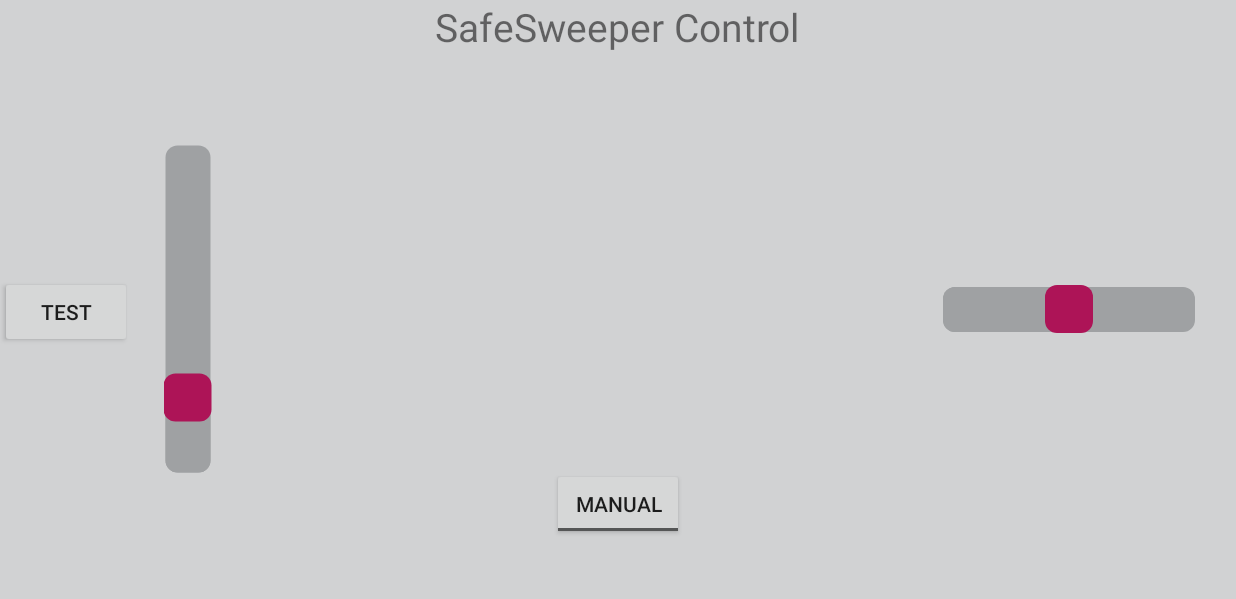
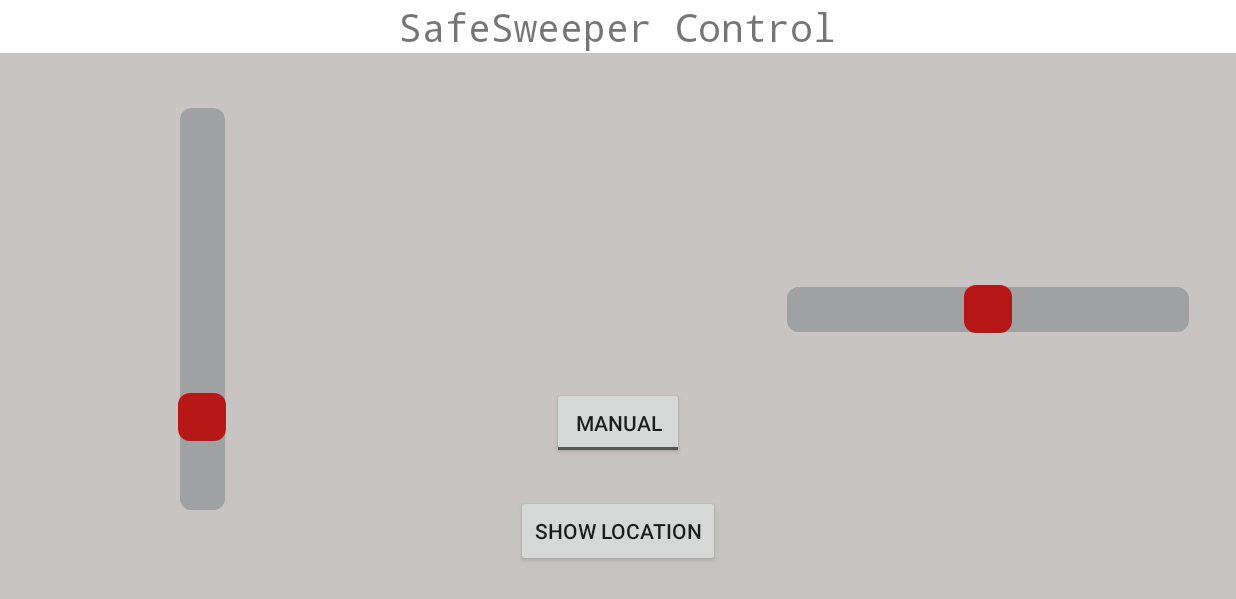
Before and after one commit to DIT112-V19/group-02, an Android app: the MainActivity screen opened directly, with no data from a screen before it, on a phone screen of 824 x 412 dp (held sideways). Shown: the top 599 px of the screen. Run offline under Robolectric (Android 15) with nearby library versions, the phone set to English and light mode, and no system bars; 8 statements that could not run were skipped.

Commit message:
Update to layout "Update the application's layout with 'get location' button as well as a few minor changes to the app's design"

```diff
--- a/android_app/app/src/main/res/layout/activity_main.xml
+++ b/android_app/app/src/main/res/layout/activity_main.xml
@@ -1,23 +1,24 @@
 <?xml version="1.0" encoding="utf-8"?>
-<RelativeLayout
-    xmlns:android="http://schemas.android.com/apk/res/android"
+<RelativeLayout xmlns:android="http://schemas.android.com/apk/res/android"
     xmlns:app="http://schemas.android.com/apk/res-auto"
     xmlns:tools="http://schemas.android.com/tools"
     android:layout_width="match_parent"
     android:layout_height="match_parent"
-    android:background="#d1d2d3"
-    tools:context=".MainActivity"
-    android:orientation="horizontal">
+    android:background="#c7c4c3"
+    android:orientation="horizontal"
+    tools:context=".MainActivity">
 
     <LinearLayout
         android:layout_width="match_parent"
         android:layout_height="wrap_content"
+        android:background="#ffffff"
         android:gravity="center_horizontal">
 
         <TextView
             android:layout_width="wrap_content"
             android:layout_height="wrap_content"
             android:layout_marginTop="0dp"
+            android:fontFamily="monospace"
             android:text="SafeSweeper Control"
             android:textSize="26sp"
             app:layout_constraintBottom_toBottomOf="parent"
@@ -30,30 +31,33 @@
     <SeekBar
         android:id="@+id/throttleBar"
         style="@style/MySeekBar"
-        android:layout_width="250dp"
+        android:layout_width="300dp"
         android:layout_height="wrap_content"
         android:layout_alignParentStart="true"
         android:layout_centerVertical="true"
+        android:layout_marginLeft="-15dp"
         android:max="130"
+        android:maxWidth="20dp"
         android:maxHeight="20dp"
-        android:maxWidth="20dp"
         android:progress="30"
         android:progressDrawable="@drawable/seekbar_progress"
         android:rotation="270"
-        android:thumb="@drawable/seekbar_thumb" />
+        android:thumb="@drawable/seekbar_thumb"
+        android:thumbTint="#b61717" />
 
     <SeekBar
         android:id="@+id/steeringBar"
         style="@style/MySeekBar"
-        android:layout_width="200dp"
+        android:layout_width="300dp"
         android:layout_height="wrap_content"
         android:layout_alignParentEnd="true"
         android:layout_centerVertical="true"
-        android:layout_marginEnd="11dp"
+        android:layout_marginEnd="15dp"
         android:max="100"
         android:progress="50"
         android:progressDrawable="@drawable/seekbar_progress"
-        android:thumb="@drawable/seekbar_thumb" />
+        android:thumb="@drawable/seekbar_thumb"
+        android:thumbTint="#b61717" />
 
     <ToggleButton
         android:id="@+id/steeringToggle"
@@ -61,17 +65,26 @@
         android:layout_height="wrap_content"
         android:layout_alignParentBottom="true"
         android:layout_centerHorizontal="true"
-        android:layout_marginBottom="52dp"
+        android:layout_marginBottom="106dp"
         android:textOff="Manual"
         android:textOn="Automatic" />
 
     <Button
-        android:id="@+id/btn1"
+        android:id="@+id/getLocationBtn"
         android:layout_width="wrap_content"
         android:layout_height="wrap_content"
-        android:layout_alignParentBottom="true"
-        android:layout_marginBottom="180dp"
-        android:text="Test" />
+        android:layout_alignWithParentIfMissing="false"
+        android:layout_alignParentStart="false"
+        android:layout_alignParentLeft="false"
+        android:layout_alignParentTop="true"
+        android:layout_alignParentEnd="false"
+        android:layout_alignParentRight="false"
+        android:layout_alignParentBottom="false"
+        android:layout_centerInParent="true"
+        android:layout_centerHorizontal="true"
+        android:layout_marginTop="330dp"
+        android:text="Show Location"
+        android:visibility="visible" />
 
     <TextView
         android:id="@+id/textView1"
@@ -92,10 +105,10 @@
         android:id="@+id/steeringText"
         android:layout_width="wrap_content"
         android:layout_height="wrap_content"
+        android:layout_alignParentTop="true"
         android:layout_alignParentEnd="true"
-        android:layout_alignParentTop="true"
-        android:layout_marginEnd="106dp"
-        android:layout_marginTop="137dp" />
+        android:layout_marginTop="137dp"
+        android:layout_marginEnd="106dp" />
 
     <TextView
         android:id="@+id/connectionTextView"
@@ -104,8 +117,9 @@
         android:layout_alignParentTop="true"
         android:layout_centerHorizontal="true"
         android:layout_marginTop="86dp"
-        android:textSize="25dp"
+        android:fontFamily="monospace"
         android:text="text"
-        android:textColor="#ff0000"/>
+        android:textColor="#b61717"
+        android:textSize="25dp" />
 
 </RelativeLayout>
```
